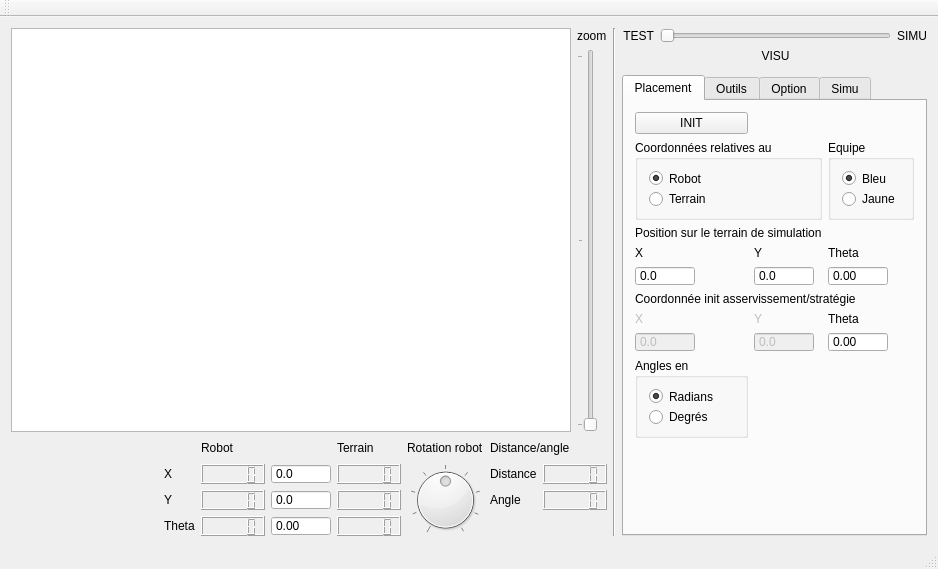
Old version of the form PluginModules/SimuBot/ihm_SimuBot.ui in the repository CRLG/LABOTBOX.
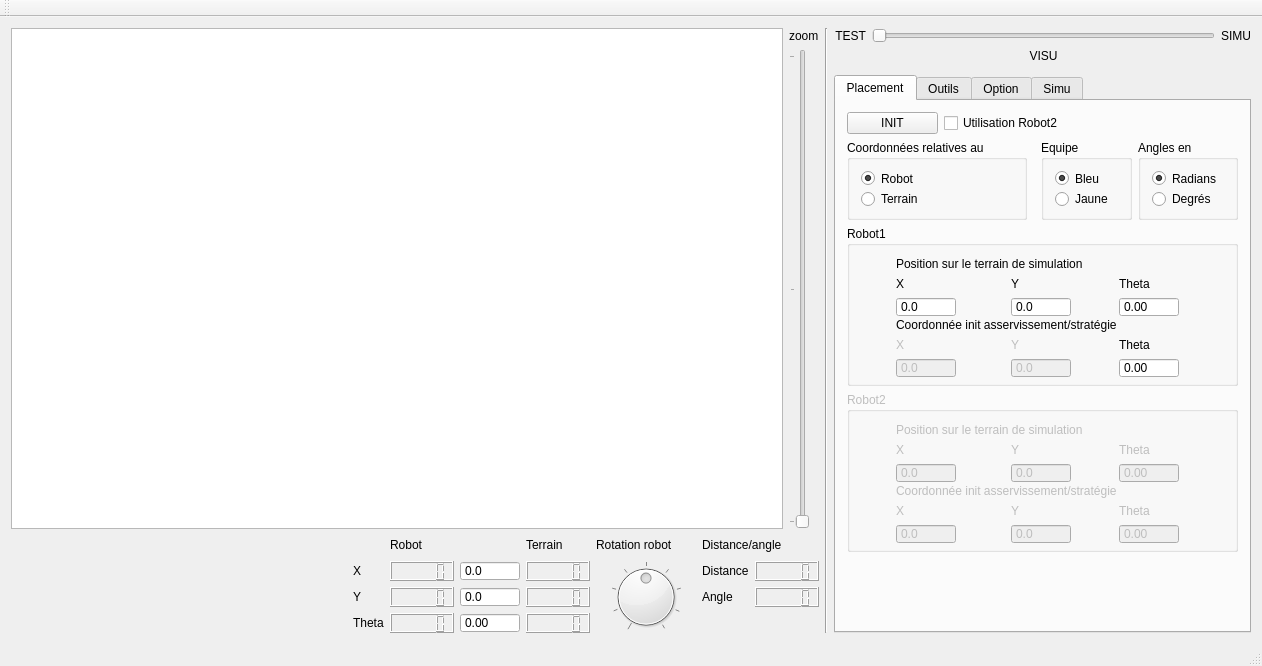
New version of the form.

Commit message: [CSimuBot] Ajout d'un deuxième robot accessible en mode simulé

```diff
--- a/PluginModules/SimuBot/ihm_SimuBot.ui
+++ b/PluginModules/SimuBot/ihm_SimuBot.ui
@@ -6,8 +6,8 @@
    <rect>
     <x>0</x>
     <y>0</y>
-    <width>938</width>
-    <height>569</height>
+    <width>1262</width>
+    <height>666</height>
    </rect>
   </property>
   <property name="windowTitle">
@@ -443,105 +443,18 @@
        <attribute name="title">
         <string>Placement</string>
        </attribute>
-       <layout class="QGridLayout" name="gridLayout_2">
-        <item row="1" column="2">
-         <widget class="QGroupBox" name="groupBox_equipe">
-          <property name="maximumSize">
-           <size>
-            <width>16777215</width>
-            <height>80</height>
-           </size>
-          </property>
-          <property name="title">
-           <string>Equipe</string>
-          </property>
-          <layout class="QVBoxLayout" name="verticalLayout">
-           <item>
-            <widget class="QRadioButton" name="radioButton_couleur_1">
-             <property name="maximumSize">
-              <size>
-               <width>16777215</width>
-               <height>20</height>
-              </size>
-             </property>
-             <property name="text">
-              <string>Bleu</string>
-             </property>
-             <property name="checked">
-              <bool>true</bool>
-             </property>
-            </widget>
-           </item>
-           <item>
-            <widget class="QRadioButton" name="radioButton_couleur_2">
-             <property name="maximumSize">
-              <size>
-               <width>16777215</width>
-               <height>20</height>
-              </size>
-             </property>
-             <property name="text">
-              <string>Jaune</string>
-             </property>
-            </widget>
-           </item>
-          </layout>
-         </widget>
-        </item>
-        <item row="2" column="0" colspan="2">
-         <widget class="QLabel" name="label_14">
-          <property name="maximumSize">
-           <size>
-            <width>16777215</width>
-            <height>20</height>
-           </size>
-          </property>
+       <layout class="QGridLayout" name="gridLayout_4">
+        <item row="0" column="0">
+         <widget class="QPushButton" name="pushButton_init">
           <property name="text">
-           <string>Position sur le terrain de simulation</string>
+           <string>INIT</string>
           </property>
          </widget>
         </item>
-        <item row="4" column="0">
-         <widget class="QDoubleSpinBox" name="lineEdit_X_init">
-          <property name="minimumSize">
-           <size>
-            <width>60</width>
-            <height>20</height>
-           </size>
-          </property>
-          <property name="maximumSize">
-           <size>
-            <width>60</width>
-            <height>20</height>
-           </size>
-          </property>
-          <property name="buttonSymbols">
-           <enum>QAbstractSpinBox::NoButtons</enum>
-          </property>
-          <property name="decimals">
-           <number>1</number>
-          </property>
-          <property name="minimum">
-           <double>-300.000000000000000</double>
-          </property>
-          <property name="maximum">
-           <double>300.000000000000000</double>
-          </property>
-         </widget>
-        </item>
-        <item row="6" column="1">
-         <widget class="QLabel" name="label_17">
-          <property name="enabled">
-           <bool>false</bool>
-          </property>
-          <property name="maximumSize">
-           <size>
-            <width>16777215</width>
-            <height>20</height>
-           </size>
-          </property>
+        <item row="0" column="1" colspan="2">
+         <widget class="QCheckBox" name="ckhB_2Bot">
           <property name="text">
-           <string>Y</string>
+           <string>Utilisation Robot2</string>
           </property>
          </widget>
         </item>
@@ -553,21 +466,27 @@
             <verstretch>0</verstretch>
            </sizepolicy>
           </property>
+          <property name="minimumSize">
+           <size>
+            <width>180</width>
+            <height>80</height>
+           </size>
+          </property>
           <property name="maximumSize">
            <size>
-            <width>16777215</width>
+            <width>180</width>
             <height>80</height>
            </size>
           </property>
           <property name="title">
            <string>Coordonnées relatives au</string>
           </property>
-          <layout class="QGridLayout" name="gridLayout">
-           <item row="0" column="0">
+          <layout class="QVBoxLayout" name="verticalLayout_3">
+           <item>
             <widget class="QRadioButton" name="radioButton_robot_relative">
              <property name="maximumSize">
               <size>
-               <width>16777215</width>
+               <width>100</width>
                <height>20</height>
               </size>
              </property>
@@ -579,14 +498,14 @@
              </property>
             </widget>
            </item>
-           <item row="1" column="0">
+           <item>
             <widget class="QRadioButton" name="radioButton_terrain_relative">
              <property name="enabled">
               <bool>true</bool>
              </property>
              <property name="maximumSize">
               <size>
-               <width>16777215</width>
+               <width>100</width>
                <height>20</height>
               </size>
              </property>
@@ -598,81 +517,61 @@
           </layout>
          </widget>
         </item>
-        <item row="3" column="1">
-         <widget class="QLabel" name="label_7">
+        <item row="1" column="2">
+         <widget class="QGroupBox" name="groupBox_equipe">
           <property name="maximumSize">
            <size>
             <width>16777215</width>
-            <height>20</height>
+            <height>80</height>
            </size>
           </property>
-          <property name="text">
-           <string>Y</string>
+          <property name="title">
+           <string>Equipe</string>
           </property>
+          <layout class="QVBoxLayout" name="verticalLayout">
+           <item>
+            <widget class="QRadioButton" name="radioButton_couleur_1">
+             <property name="maximumSize">
+              <size>
+               <width>16777215</width>
+               <height>20</height>
+              </size>
+             </property>
+             <property name="text">
+              <string>Bleu</string>
+             </property>
+             <property name="checked">
+              <bool>true</bool>
+             </property>
+            </widget>
+           </item>
+           <item>
+            <widget class="QRadioButton" name="radioButton_couleur_2">
+             <property name="maximumSize">
+              <size>
+               <width>16777215</width>
+               <height>20</height>
+              </size>
+             </property>
+             <property name="text">
+              <string>Jaune</string>
+             </property>
+            </widget>
+           </item>
+          </layout>
          </widget>
         </item>
-        <item row="5" column="0" colspan="3">
-         <widget class="QLabel" name="label_15">
-          <property name="maximumSize">
-           <size>
-            <width>16777215</width>
-            <height>20</height>
-           </size>
-          </property>
-          <property name="text">
-           <string>Coordonnée init asservissement/stratégie</string>
-          </property>
-         </widget>
-        </item>
-        <item row="4" column="1">
-         <widget class="QDoubleSpinBox" name="lineEdit_Y_init">
-          <property name="minimumSize">
-           <size>
-            <width>60</width>
-            <height>20</height>
-           </size>
-          </property>
-          <property name="maximumSize">
-           <size>
-            <width>60</width>
-            <height>20</height>
-           </size>
-          </property>
-          <property name="buttonSymbols">
-           <enum>QAbstractSpinBox::NoButtons</enum>
-          </property>
-          <property name="decimals">
-           <number>1</number>
-          </property>
-          <property name="minimum">
-           <double>-300.000000000000000</double>
-          </property>
-          <property name="maximum">
-           <double>300.000000000000000</double>
-          </property>
-         </widget>
-        </item>
-        <item row="6" column="0">
-         <widget class="QLabel" name="label_16">
-          <property name="enabled">
-           <bool>false</bool>
-          </property>
-          <property name="maximumSize">
-           <size>
-            <width>16777215</width>
-            <height>20</height>
-           </size>
-          </property>
-          <property name="text">
-           <string>X</string>
-          </property>
-         </widget>
-        </item>
-        <item row="8" column="0">
+        <item row="1" column="3">
          <widget class="QGroupBox" name="groupBox_angles">
+          <property name="minimumSize">
+           <size>
+            <width>100</width>
+            <height>0</height>
+           </size>
+          </property>
           <property name="maximumSize">
            <size>
-            <width>16777215</width>
+            <width>100</width>
             <height>80</height>
            </size>
           </property>
@@ -712,165 +611,608 @@
           </layout>
          </widget>
         </item>
-        <item row="7" column="1">
-         <widget class="QDoubleSpinBox" name="sB_Y_init_asserv">
-          <property name="enabled">
-           <bool>false</bool>
-          </property>
+        <item row="2" column="0" colspan="4">
+         <widget class="QGroupBox" name="groupBox_GrosBot">
           <property name="minimumSize">
            <size>
-            <width>60</width>
-            <height>20</height>
+            <width>391</width>
+            <height>160</height>
            </size>
           </property>
           <property name="maximumSize">
            <size>
-            <width>60</width>
-            <height>20</height>
+            <width>391</width>
+            <height>160</height>
            </size>
           </property>
-          <property name="buttonSymbols">
-           <enum>QAbstractSpinBox::NoButtons</enum>
+          <property name="title">
+           <string>Robot1</string>
           </property>
-          <property name="decimals">
-           <number>1</number>
-          </property>
-          <property name="minimum">
-           <double>-300.000000000000000</double>
-          </property>
-          <property name="maximum">
-           <double>300.000000000000000</double>
-          </property>
+          <layout class="QGridLayout" name="gridLayout">
+           <item row="0" column="0" colspan="3">
+            <widget class="QLabel" name="label_14">
+             <property name="maximumSize">
+              <size>
+               <width>16777215</width>
+               <height>20</height>
+              </size>
+             </property>
+             <property name="text">
+              <string>Position sur le terrain de simulation</string>
+             </property>
+            </widget>
+           </item>
+           <item row="1" column="0">
+            <widget class="QLabel" name="label_6">
+             <property name="maximumSize">
+              <size>
+               <width>16777215</width>
+               <height>20</height>
+              </size>
+             </property>
+             <property name="text">
+              <string>X</string>
+             </property>
+            </widget>
+           </item>
+           <item row="1" column="1">
+            <widget class="QLabel" name="label_7">
+             <property name="maximumSize">
+              <size>
+               <width>16777215</width>
+               <height>20</height>
+              </size>
+             </property>
+             <property name="text">
+              <string>Y</string>
+             </property>
+            </widget>
+           </item>
+           <item row="1" column="2">
+            <widget class="QLabel" name="label_10">
+             <property name="maximumSize">
+              <size>
+               <width>16777215</width>
+               <height>20</height>
+              </size>
+             </property>
+             <property name="text">
+              <string>Theta</string>
+             </property>
+            </widget>
+           </item>
+           <item row="2" column="0">
+            <widget class="QDoubleSpinBox" name="lineEdit_X_init">
+             <property name="minimumSize">
+              <size>
+               <width>60</width>
+               <height>20</height>
+              </size>
+             </property>
+             <property name="maximumSize">
+              <size>
+               <width>60</width>
+               <height>20</height>
+              </size>
+             </property>
+             <property name="buttonSymbols">
+              <enum>QAbstractSpinBox::NoButtons</enum>
+             </property>
+             <property name="decimals">
+              <number>1</number>
+             </property>
+             <property name="minimum">
+              <double>-300.000000000000000</double>
+             </property>
+             <property name="maximum">
+              <double>300.000000000000000</double>
+             </property>
+            </widget>
+           </item>
+           <item row="2" column="1">
+            <widget class="QDoubleSpinBox" name="lineEdit_Y_init">
+             <property name="minimumSize">
+              <size>
+               <width>60</width>
+               <height>20</height>
+              </size>
+             </property>
+             <property name="maximumSize">
+              <size>
+               <width>60</width>
+               <height>20</height>
+              </size>
+             </property>
+             <property name="buttonSymbols">
+              <enum>QAbstractSpinBox::NoButtons</enum>
+             </property>
+             <property name="decimals">
+              <number>1</number>
+             </property>
+             <property name="minimum">
+              <double>-300.000000000000000</double>
+             </property>
+             <property name="maximum">
+              <double>300.000000000000000</double>
+             </property>
+            </widget>
+           </item>
+           <item row="2" column="2">
+            <widget class="QDoubleSpinBox" name="lineEdit_Theta_init">
+             <property name="minimumSize">
+              <size>
+               <width>60</width>
+               <height>20</height>
+              </size>
+             </property>
+             <property name="maximumSize">
+              <size>
+               <width>60</width>
+               <height>20</height>
+              </size>
+             </property>
+             <property name="buttonSymbols">
+              <enum>QAbstractSpinBox::NoButtons</enum>
+             </property>
+             <property name="minimum">
+              <double>-360.000000000000000</double>
+             </property>
+             <property name="maximum">
+              <double>360.000000000000000</double>
+             </property>
+            </widget>
+           </item>
+           <item row="3" column="0" colspan="3">
+            <widget class="QLabel" name="label_15">
+             <property name="maximumSize">
+              <size>
+               <width>16777215</width>
+               <height>20</height>
+              </size>
+             </property>
+             <property name="text">
+              <string>Coordonnée init asservissement/stratégie</string>
+             </property>
+            </widget>
+           </item>
+           <item row="4" column="0">
+            <widget class="QLabel" name="label_16">
+             <property name="enabled">
+              <bool>false</bool>
+             </property>
+             <property name="maximumSize">
+              <size>
+               <width>16777215</width>
+               <height>20</height>
+              </size>
+             </property>
+             <property name="text">
+              <string>X</string>
+             </property>
+            </widget>
+           </item>
+           <item row="4" column="1">
+            <widget class="QLabel" name="label_17">
+             <property name="enabled">
+              <bool>false</bool>
+             </property>
+             <property name="maximumSize">
+              <size>
+               <width>16777215</width>
+               <height>20</height>
+              </size>
+             </property>
+             <property name="text">
+              <string>Y</string>
+             </property>
+            </widget>
+           </item>
+           <item row="4" column="2">
+            <widget class="QLabel" name="label_18">
+             <property name="maximumSize">
+              <size>
+               <width>16777215</width>
+               <height>20</height>
+              </size>
+             </property>
+             <property name="text">
+              <string>Theta</string>
+             </property>
+            </widget>
+           </item>
+           <item row="5" column="0">
+            <widget class="QDoubleSpinBox" name="sB_X_init_asserv">
+             <property name="enabled">
+              <bool>false</bool>
+             </property>
+             <property name="minimumSize">
+              <size>
+               <width>60</width>
+               <height>20</height>
+              </size>
+             </property>
+             <property name="maximumSize">
+              <size>
+               <width>60</width>
+               <height>20</height>
+              </size>
+             </property>
+             <property name="buttonSymbols">
+              <enum>QAbstractSpinBox::NoButtons</enum>
+             </property>
+             <property name="decimals">
+              <number>1</number>
+             </property>
+             <property name="minimum">
+              <double>-300.000000000000000</double>
+             </property>
+             <property name="maximum">
+              <double>300.000000000000000</double>
+             </property>
+            </widget>
+           </item>
+           <item row="5" column="1">
+            <widget class="QDoubleSpinBox" name="sB_Y_init_asserv">
+             <property name="enabled">
+              <bool>false</bool>
+             </property>
+             <property name="minimumSize">
+              <size>
+               <width>60</width>
+               <height>20</height>
+              </size>
+             </property>
+             <property name="maximumSize">
+              <size>
+               <width>60</width>
+               <height>20</height>
+              </size>
+             </property>
+             <property name="buttonSymbols">
+              <enum>QAbstractSpinBox::NoButtons</enum>
+             </property>
+             <property name="decimals">
+              <number>1</number>
+             </property>
+             <property name="minimum">
+              <double>-300.000000000000000</double>
+             </property>
+             <property name="maximum">
+              <double>300.000000000000000</double>
+             </property>
+            </widget>
+           </item>
+           <item row="5" column="2">
+            <widget class="QDoubleSpinBox" name="sB_Theta_init_asserv">
+             <property name="minimumSize">
+              <size>
+               <width>60</width>
+               <height>20</height>
+              </size>
+             </property>
+             <property name="maximumSize">
+              <size>
+               <width>60</width>
+               <height>20</height>
+              </size>
+             </property>
+             <property name="buttonSymbols">
+              <enum>QAbstractSpinBox::NoButtons</enum>
+             </property>
+             <property name="minimum">
+              <double>-360.000000000000000</double>
+             </property>
+             <property name="maximum">
+              <double>360.000000000000000</double>
+             </property>
+            </widget>
+           </item>
+          </layout>
          </widget>
         </item>
-        <item row="6" column="2">
-         <widget class="QLabel" name="label_18">
-          <property name="maximumSize">
-           <size>
-            <width>16777215</width>
-            <height>20</height>
-           </size>
-          </property>
-          <property name="text">
-           <string>Theta</string>
-          </property>
-         </widget>
-        </item>
-        <item row="4" column="2">
-         <widget class="QDoubleSpinBox" name="lineEdit_Theta_init">
-          <property name="minimumSize">
-           <size>
-            <width>60</width>
-            <height>20</height>
-           </size>
-          </property>
-          <property name="maximumSize">
-           <size>
-            <width>60</width>
-            <height>20</height>
-           </size>
-          </property>
-          <property name="buttonSymbols">
-           <enum>QAbstractSpinBox::NoButtons</enum>
-          </property>
-          <property name="minimum">
-           <double>-360.000000000000000</double>
-          </property>
-          <property name="maximum">
-           <double>360.000000000000000</double>
-          </property>
-         </widget>
-        </item>
-        <item row="7" column="2">
-         <widget class="QDoubleSpinBox" name="sB_Theta_init_asserv">
-          <property name="minimumSize">
-           <size>
-            <width>60</width>
-            <height>20</height>
-           </size>
-          </property>
-          <property name="maximumSize">
-           <size>
-            <width>60</width>
-            <height>20</height>
-           </size>
-          </property>
-          <property name="buttonSymbols">
-           <enum>QAbstractSpinBox::NoButtons</enum>
-          </property>
-          <property name="minimum">
-           <double>-360.000000000000000</double>
-          </property>
-          <property name="maximum">
-           <double>360.000000000000000</double>
-          </property>
-         </widget>
-        </item>
-        <item row="3" column="0">
-         <widget class="QLabel" name="label_6">
-          <property name="maximumSize">
-           <size>
-            <width>16777215</width>
-            <height>20</height>
-           </size>
-          </property>
-          <property name="text">
-           <string>X</string>
-          </property>
-         </widget>
-        </item>
-        <item row="3" column="2">
-         <widget class="QLabel" name="label_10">
-          <property name="maximumSize">
-           <size>
-            <width>16777215</width>
-            <height>20</height>
-           </size>
-          </property>
-          <property name="text">
-           <string>Theta</string>
-          </property>
-         </widget>
-        </item>
-        <item row="0" column="0">
-         <widget class="QPushButton" name="pushButton_init">
-          <property name="text">
-           <string>INIT</string>
-          </property>
-         </widget>
-        </item>
-        <item row="7" column="0">
-         <widget class="QDoubleSpinBox" name="sB_X_init_asserv">
+        <item row="3" column="0" colspan="4">
+         <widget class="QGroupBox" name="groupBox_MiniBot">
           <property name="enabled">
            <bool>false</bool>
           </property>
           <property name="minimumSize">
            <size>
-            <width>60</width>
-            <height>20</height>
+            <width>391</width>
+            <height>160</height>
            </size>
           </property>
           <property name="maximumSize">
            <size>
-            <width>60</width>
-            <height>20</height>
+            <width>391</width>
+            <height>160</height>
            </size>
           </property>
-          <property name="buttonSymbols">
-           <enum>QAbstractSpinBox::NoButtons</enum>
+          <property name="title">
+           <string>Robot2</string>
           </property>
-          <property name="decimals">
-           <number>1</number>
-          </property>
-          <property name="minimum">
-           <double>-300.000000000000000</double>
-          </property>
-          <property name="maximum">
-           <double>300.000000000000000</double>
-          </property>
+          <layout class="QGridLayout" name="gridLayout_2">
+           <item row="0" column="0" colspan="3">
+            <widget class="QLabel" name="label_23">
+             <property name="maximumSize">
+              <size>
+               <width>16777215</width>
+               <height>20</height>
+              </size>
+             </property>
+             <property name="text">
+              <string>Position sur le terrain de simulation</string>
+             </property>
+            </widget>
+           </item>
+           <item row="1" column="0">
+            <widget class="QLabel" name="label_24">
+             <property name="maximumSize">
+              <size>
+               <width>16777215</width>
+               <height>20</height>
+              </size>
+             </property>
+             <property name="text">
+              <string>X</string>
+             </property>
+            </widget>
+           </item>
+           <item row="1" column="1">
+            <widget class="QLabel" name="label_25">
+             <property name="maximumSize">
+              <size>
+               <width>16777215</width>
+               <height>20</height>
+              </size>
+             </property>
+             <property name="text">
+              <string>Y</string>
+             </property>
+            </widget>
+           </item>
+           <item row="1" column="2">
+            <widget class="QLabel" name="label_26">
+             <property name="maximumSize">
+              <size>
+               <width>16777215</width>
+               <height>20</height>
+              </size>
+             </property>
+             <property name="text">
+              <string>Theta</string>
+             </property>
+            </widget>
+           </item>
+           <item row="2" column="0">
+            <widget class="QDoubleSpinBox" name="lineEdit_X_init_2">
+             <property name="minimumSize">
+              <size>
+               <width>60</width>
+               <height>20</height>
+              </size>
+             </property>
+             <property name="maximumSize">
+              <size>
+               <width>60</width>
+               <height>20</height>
+              </size>
+             </property>
+             <property name="buttonSymbols">
+              <enum>QAbstractSpinBox::NoButtons</enum>
+             </property>
+             <property name="decimals">
+              <number>1</number>
+             </property>
+             <property name="minimum">
+              <double>-300.000000000000000</double>
+             </property>
+             <property name="maximum">
+              <double>300.000000000000000</double>
+             </property>
+            </widget>
+           </item>
+           <item row="2" column="1">
+            <widget class="QDoubleSpinBox" name="lineEdit_Y_init_2">
+             <property name="minimumSize">
+              <size>
+               <width>60</width>
+               <height>20</height>
+              </size>
+             </property>
+             <property name="maximumSize">
+              <size>
+               <width>60</width>
+               <height>20</height>
+              </size>
+             </property>
+             <property name="buttonSymbols">
+              <enum>QAbstractSpinBox::NoButtons</enum>
+             </property>
+             <property name="decimals">
+              <number>1</number>
+             </property>
+             <property name="minimum">
+              <double>-300.000000000000000</double>
+             </property>
+             <property name="maximum">
+              <double>300.000000000000000</double>
+             </property>
+            </widget>
+           </item>
+           <item row="2" column="2">
+            <widget class="QDoubleSpinBox" name="lineEdit_Theta_init_2">
+             <property name="minimumSize">
+              <size>
+               <width>60</width>
+               <height>20</height>
+              </size>
+             </property>
+             <property name="maximumSize">
+              <size>
+               <width>60</width>
+               <height>20</height>
+              </size>
+             </property>
+             <property name="buttonSymbols">
+              <enum>QAbstractSpinBox::NoButtons</enum>
+             </property>
+             <property name="minimum">
+              <double>-360.000000000000000</double>
+             </property>
+             <property name="maximum">
+              <double>360.000000000000000</double>
+             </property>
+            </widget>
+           </item>
+           <item row="3" column="0" colspan="3">
+            <widget class="QLabel" name="label_27">
+             <property name="maximumSize">
+              <size>
+               <width>16777215</width>
+               <height>20</height>
+              </size>
+             </property>
+             <property name="text">
+              <string>Coordonnée init asservissement/stratégie</string>
+             </property>
+            </widget>
+           </item>
+           <item row="4" column="0">
+            <widget class="QLabel" name="label_28">
+             <property name="enabled">
+              <bool>false</bool>
+             </property>
+             <property name="maximumSize">
+              <size>
+               <width>16777215</width>
+               <height>20</height>
+              </size>
+             </property>
+             <property name="text">
+              <string>X</string>
+             </property>
+            </widget>
+           </item>
+           <item row="4" column="1">
+            <widget class="QLabel" name="label_29">
+             <property name="enabled">
+              <bool>false</bool>
+             </property>
+             <property name="maximumSize">
+              <size>
+               <width>16777215</width>
+               <height>20</height>
+              </size>
+             </property>
+             <property name="text">
+              <string>Y</string>
+             </property>
+            </widget>
+           </item>
+           <item row="4" column="2">
+            <widget class="QLabel" name="label_30">
+             <property name="maximumSize">
+              <size>
+               <width>16777215</width>
+               <height>20</height>
+              </size>
+             </property>
+             <property name="text">
+              <string>Theta</string>
+             </property>
+            </widget>
+           </item>
+           <item row="5" column="0">
+            <widget class="QDoubleSpinBox" name="sB_X_init_asserv_2">
+             <property name="enabled">
+              <bool>false</bool>
+             </property>
+             <property name="minimumSize">
+              <size>
+               <width>60</width>
+               <height>20</height>
+              </size>
+             </property>
+             <property name="maximumSize">
+              <size>
+               <width>60</width>
+               <height>20</height>
+              </size>
+             </property>
+             <property name="buttonSymbols">
+              <enum>QAbstractSpinBox::NoButtons</enum>
+             </property>
+             <property name="decimals">
+              <number>1</number>
+             </property>
+             <property name="minimum">
+              <double>-300.000000000000000</double>
+             </property>
+             <property name="maximum">
+              <double>300.000000000000000</double>
+             </property>
+            </widget>
+           </item>
+           <item row="5" column="1">
+            <widget class="QDoubleSpinBox" name="sB_Y_init_asserv_2">
+             <property name="enabled">
+              <bool>false</bool>
+             </property>
+             <property name="minimumSize">
+              <size>
+               <width>60</width>
+               <height>20</height>
+              </size>
+             </property>
+             <property name="maximumSize">
+              <size>
+               <width>60</width>
+               <height>20</height>
+              </size>
+             </property>
+             <property name="buttonSymbols">
+              <enum>QAbstractSpinBox::NoButtons</enum>
+             </property>
+             <property name="decimals">
+              <number>1</number>
+             </property>
+             <property name="minimum">
+              <double>-300.000000000000000</double>
+             </property>
+             <property name="maximum">
+              <double>300.000000000000000</double>
+             </property>
+            </widget>
+           </item>
+           <item row="5" column="2">
+            <widget class="QDoubleSpinBox" name="sB_Theta_init_asserv_2">
+             <property name="minimumSize">
+              <size>
+               <width>60</width>
+               <height>20</height>
+              </size>
+             </property>
+             <property name="maximumSize">
+              <size>
+               <width>60</width>
+               <height>20</height>
+              </size>
+             </property>
+             <property name="buttonSymbols">
+              <enum>QAbstractSpinBox::NoButtons</enum>
+             </property>
+             <property name="minimum">
+              <double>-360.000000000000000</double>
+             </property>
+             <property name="maximum">
+              <double>360.000000000000000</double>
+             </property>
+            </widget>
+           </item>
+          </layout>
          </widget>
         </item>
-        <item row="9" column="0" colspan="3">
+        <item row="4" column="0" colspan="4">
          <spacer name="verticalSpacer">
           <property name="orientation">
            <enum>Qt::Vertical</enum>
```
Left out of the diff: 2 changed lines with no effect on the pictures. The commit also changes 3 other files.
